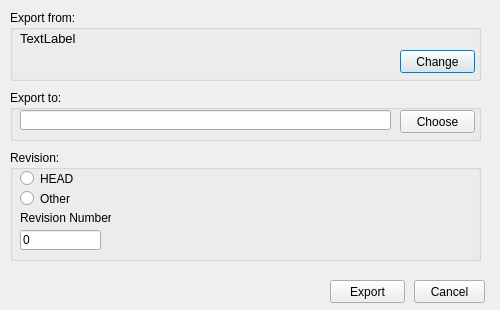
Old version of the form patoGUI/exportdialog.ui in the repository matherthal/pato-scm.
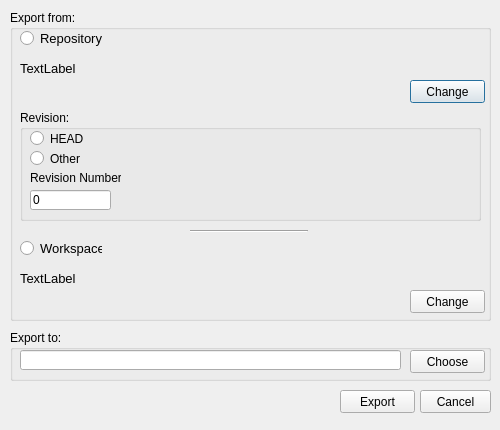
New version of the form. Icons and pictures are not drawn.

```diff
--- a/patoGUI/exportdialog.ui
+++ b/patoGUI/exportdialog.ui
@@ -7,7 +7,7 @@
     <x>0</x>
     <y>0</y>
     <width>500</width>
-    <height>310</height>
+    <height>430</height>
    </rect>
   </property>
   <property name="sizePolicy">
@@ -28,19 +28,37 @@
     <rect>
      <x>10</x>
      <y>10</y>
-     <width>471</width>
-     <height>71</height>
+     <width>481</width>
+     <height>311</height>
     </rect>
    </property>
    <property name="title">
     <string>Export from:</string>
    </property>
+   <widget class="QRadioButton" name="repositoryRadioButton">
+    <property name="geometry">
+     <rect>
+      <x>10</x>
+      <y>20</y>
+      <width>82</width>
+      <height>17</height>
+     </rect>
+    </property>
+    <property name="font">
+     <font>
+      <pointsize>10</pointsize>
+     </font>
+    </property>
+    <property name="text">
+     <string>Repository</string>
+    </property>
+   </widget>
    <widget class="QLabel" name="labelRepositoryPath">
     <property name="geometry">
      <rect>
       <x>10</x>
-      <y>20</y>
-      <width>451</width>
+      <y>50</y>
+      <width>461</width>
       <height>16</height>
      </rect>
     </property>
@@ -56,8 +74,8 @@
    <widget class="QPushButton" name="buttonChangeRepository">
     <property name="geometry">
      <rect>
-      <x>390</x>
-      <y>40</y>
+      <x>400</x>
+      <y>70</y>
       <width>75</width>
       <height>23</height>
      </rect>
@@ -65,14 +83,13 @@
     <property name="text">
      <string>Change</string>
     </property>
-   </widget>
   </widget>
   <widget class="QGroupBox" name="groupBox_2">
    <property name="geometry">
     <rect>
      <x>10</x>
-     <y>150</y>
-     <width>471</width>
+      <y>100</y>
+      <width>461</width>
      <height>111</height>
     </rect>
    </property>
@@ -132,11 +149,74 @@
     </property>
    </widget>
   </widget>
+   <widget class="QRadioButton" name="workspaceRadioButton">
+    <property name="geometry">
+     <rect>
+      <x>10</x>
+      <y>230</y>
+      <width>82</width>
+      <height>17</height>
+     </rect>
+    </property>
+    <property name="font">
+     <font>
+      <pointsize>10</pointsize>
+     </font>
+    </property>
+    <property name="text">
+     <string>Workspace</string>
+    </property>
+   </widget>
+   <widget class="Line" name="line">
+    <property name="geometry">
+     <rect>
+      <x>180</x>
+      <y>220</y>
+      <width>118</width>
+      <height>3</height>
+     </rect>
+    </property>
+    <property name="orientation">
+     <enum>Qt::Horizontal</enum>
+    </property>
+   </widget>
+   <widget class="QLabel" name="labelWorkspacePath">
+    <property name="geometry">
+     <rect>
+      <x>10</x>
+      <y>260</y>
+      <width>461</width>
+      <height>16</height>
+     </rect>
+    </property>
+    <property name="font">
+     <font>
+      <pointsize>10</pointsize>
+     </font>
+    </property>
+    <property name="text">
+     <string>TextLabel</string>
+    </property>
+   </widget>
+   <widget class="QPushButton" name="buttonChangeWorkspace">
+    <property name="geometry">
+     <rect>
+      <x>400</x>
+      <y>280</y>
+      <width>75</width>
+      <height>23</height>
+     </rect>
+    </property>
+    <property name="text">
+     <string>Change</string>
+    </property>
+   </widget>
+  </widget>
   <widget class="QPushButton" name="buttonCancel">
    <property name="geometry">
     <rect>
-     <x>414</x>
-     <y>280</y>
+     <x>420</x>
+     <y>390</y>
      <width>71</width>
      <height>23</height>
     </rect>
@@ -158,8 +238,8 @@
   <widget class="QPushButton" name="buttonExport">
    <property name="geometry">
     <rect>
-     <x>330</x>
-     <y>280</y>
+     <x>340</x>
+     <y>390</y>
      <width>75</width>
      <height>23</height>
     </rect>
@@ -176,8 +256,8 @@
    <property name="geometry">
     <rect>
      <x>10</x>
-     <y>90</y>
-     <width>471</width>
+     <y>330</y>
+     <width>481</width>
      <height>51</height>
     </rect>
    </property>
@@ -189,7 +269,7 @@
      <rect>
       <x>10</x>
       <y>20</y>
-      <width>371</width>
+      <width>381</width>
       <height>20</height>
      </rect>
     </property>
@@ -197,7 +277,7 @@
    <widget class="QPushButton" name="pushButtonChooseExportPath">
     <property name="geometry">
      <rect>
-      <x>390</x>
+      <x>400</x>
       <y>20</y>
       <width>75</width>
       <height>23</height>
```
Lines whose indentation alone changed are shown as unchanged.
